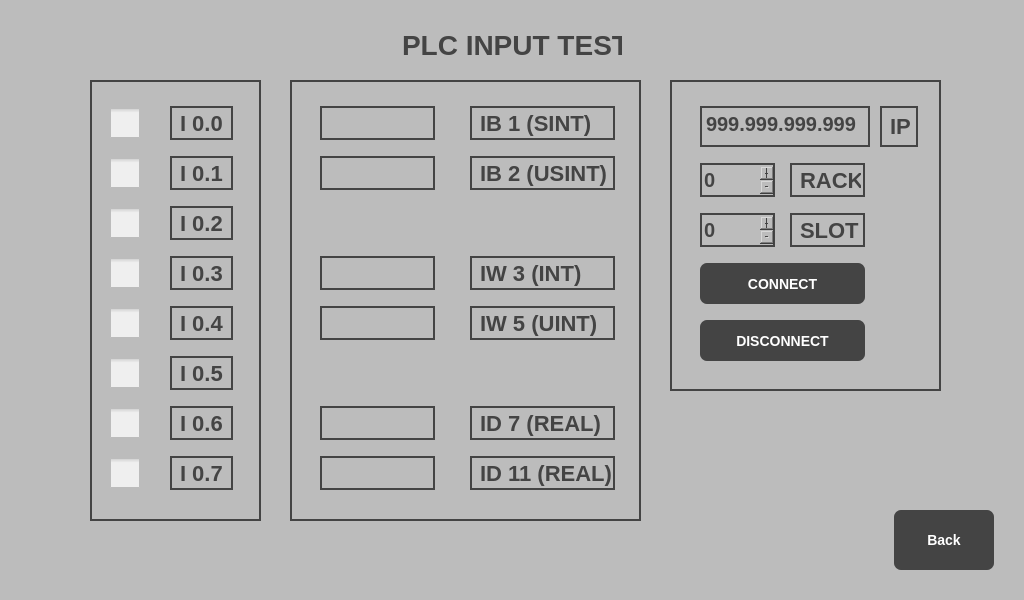
vieczorkamil/HMI-panel-PLC-S7-based-on-Raspberry-Pi-Engineering-Thesis, file Forms/inputwindow.ui: the form before one commit.
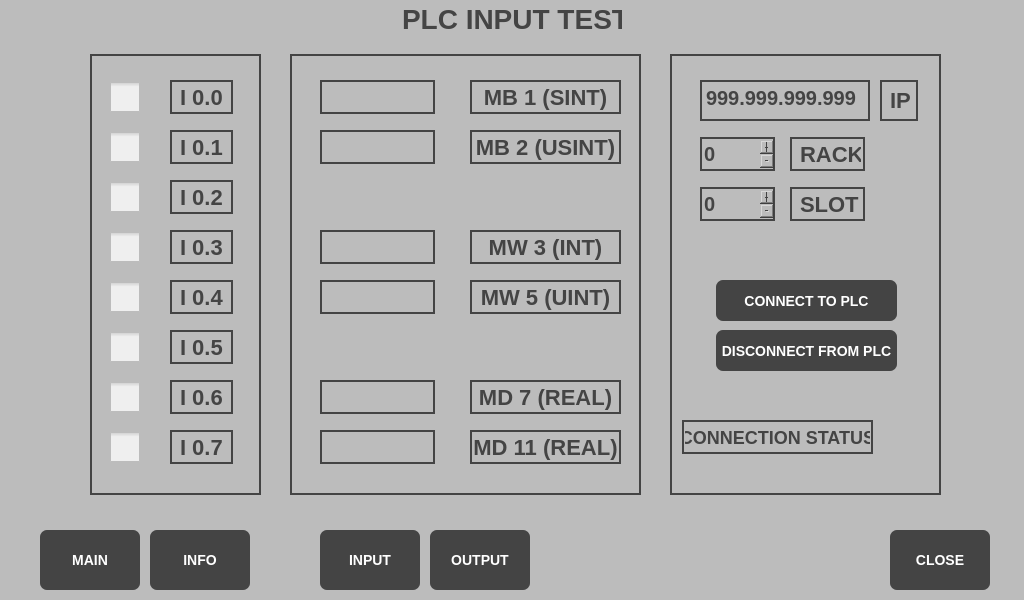
The form after the commit. Icons and pictures are not drawn.

```diff
--- a/Forms/inputwindow.ui
+++ b/Forms/inputwindow.ui
@@ -90,21 +90,21 @@
   <widget class="QPushButton" name="backButton">
    <property name="geometry">
     <rect>
-     <x>894</x>
-     <y>510</y>
+     <x>890</x>
+     <y>530</y>
      <width>100</width>
      <height>60</height>
     </rect>
    </property>
    <property name="text">
-    <string>Back</string>
+    <string>CLOSE</string>
    </property>
   </widget>
   <widget class="QLabel" name="infoLabel">
    <property name="geometry">
     <rect>
      <x>402</x>
-     <y>30</y>
+     <y>4</y>
      <width>220</width>
      <height>30</height>
     </rect>
@@ -128,7 +128,7 @@
    <property name="geometry">
     <rect>
      <x>110</x>
-     <y>100</y>
+     <y>74</y>
      <width>31</width>
      <height>46</height>
     </rect>
@@ -144,7 +144,7 @@
    <property name="geometry">
     <rect>
      <x>110</x>
-     <y>150</y>
+     <y>124</y>
      <width>31</width>
      <height>46</height>
     </rect>
@@ -160,7 +160,7 @@
    <property name="geometry">
     <rect>
      <x>110</x>
-     <y>200</y>
+     <y>174</y>
      <width>31</width>
      <height>46</height>
     </rect>
@@ -176,7 +176,7 @@
    <property name="geometry">
     <rect>
      <x>110</x>
-     <y>250</y>
+     <y>224</y>
      <width>31</width>
      <height>46</height>
     </rect>
@@ -192,7 +192,7 @@
    <property name="geometry">
     <rect>
      <x>110</x>
-     <y>300</y>
+     <y>274</y>
      <width>31</width>
      <height>46</height>
     </rect>
@@ -208,7 +208,7 @@
    <property name="geometry">
     <rect>
      <x>110</x>
-     <y>350</y>
+     <y>324</y>
      <width>31</width>
      <height>46</height>
     </rect>
@@ -224,7 +224,7 @@
    <property name="geometry">
     <rect>
      <x>110</x>
-     <y>400</y>
+     <y>374</y>
      <width>31</width>
      <height>46</height>
     </rect>
@@ -240,7 +240,7 @@
    <property name="geometry">
     <rect>
      <x>110</x>
-     <y>450</y>
+     <y>424</y>
      <width>31</width>
      <height>46</height>
     </rect>
@@ -253,7 +253,7 @@
    <property name="geometry">
     <rect>
      <x>170</x>
-     <y>106</y>
+     <y>80</y>
      <width>63</width>
      <height>34</height>
     </rect>
@@ -266,7 +266,7 @@
    <property name="geometry">
     <rect>
      <x>170</x>
-     <y>156</y>
+     <y>130</y>
      <width>63</width>
      <height>34</height>
     </rect>
@@ -279,7 +279,7 @@
    <property name="geometry">
     <rect>
      <x>170</x>
-     <y>206</y>
+     <y>180</y>
      <width>63</width>
      <height>34</height>
     </rect>
@@ -292,7 +292,7 @@
    <property name="geometry">
     <rect>
      <x>170</x>
-     <y>256</y>
+     <y>230</y>
      <width>63</width>
      <height>34</height>
     </rect>
@@ -305,7 +305,7 @@
    <property name="geometry">
     <rect>
      <x>170</x>
-     <y>306</y>
+     <y>280</y>
      <width>63</width>
      <height>34</height>
     </rect>
@@ -318,7 +318,7 @@
    <property name="geometry">
     <rect>
      <x>170</x>
-     <y>356</y>
+     <y>330</y>
      <width>63</width>
      <height>34</height>
     </rect>
@@ -331,7 +331,7 @@
    <property name="geometry">
     <rect>
      <x>170</x>
-     <y>406</y>
+     <y>380</y>
      <width>63</width>
      <height>34</height>
     </rect>
@@ -344,7 +344,7 @@
    <property name="geometry">
     <rect>
      <x>170</x>
-     <y>456</y>
+     <y>430</y>
      <width>63</width>
      <height>34</height>
     </rect>
@@ -357,85 +357,103 @@
    <property name="geometry">
     <rect>
      <x>470</x>
-     <y>106</y>
-     <width>145</width>
+     <y>80</y>
+     <width>151</width>
      <height>34</height>
     </rect>
    </property>
    <property name="text">
-    <string>IB 1 (SINT)</string>
+    <string>MB 1 (SINT)</string>
+   </property>
+   <property name="alignment">
+    <set>Qt::AlignCenter</set>
    </property>
   </widget>
   <widget class="QLabel" name="InputB2Label">
    <property name="geometry">
     <rect>
      <x>470</x>
-     <y>156</y>
-     <width>145</width>
+     <y>130</y>
+     <width>151</width>
      <height>34</height>
     </rect>
    </property>
    <property name="text">
-    <string>IB 2 (USINT)</string>
+    <string>MB 2 (USINT)</string>
+   </property>
+   <property name="alignment">
+    <set>Qt::AlignCenter</set>
    </property>
   </widget>
   <widget class="QLabel" name="InputW3Label">
    <property name="geometry">
     <rect>
      <x>470</x>
-     <y>256</y>
-     <width>145</width>
+     <y>230</y>
+     <width>151</width>
      <height>34</height>
     </rect>
    </property>
    <property name="text">
-    <string>IW 3 (INT)</string>
+    <string>MW 3 (INT)</string>
+   </property>
+   <property name="alignment">
+    <set>Qt::AlignCenter</set>
    </property>
   </widget>
   <widget class="QLabel" name="InputW5Label">
    <property name="geometry">
     <rect>
      <x>470</x>
-     <y>306</y>
-     <width>145</width>
+     <y>280</y>
+     <width>151</width>
      <height>34</height>
     </rect>
    </property>
    <property name="text">
-    <string>IW 5 (UINT)</string>
+    <string>MW 5 (UINT)</string>
+   </property>
+   <property name="alignment">
+    <set>Qt::AlignCenter</set>
    </property>
   </widget>
   <widget class="QLabel" name="InputD7Label">
    <property name="geometry">
     <rect>
      <x>470</x>
-     <y>406</y>
-     <width>145</width>
+     <y>380</y>
+     <width>151</width>
      <height>34</height>
     </rect>
    </property>
    <property name="text">
-    <string>ID 7 (REAL)</string>
+    <string>MD 7 (REAL)</string>
+   </property>
+   <property name="alignment">
+    <set>Qt::AlignCenter</set>
    </property>
   </widget>
   <widget class="QLabel" name="InputD11Label">
    <property name="geometry">
     <rect>
      <x>470</x>
-     <y>456</y>
-     <width>145</width>
+     <y>430</y>
+     <width>151</width>
      <height>34</height>
     </rect>
    </property>
    <property name="text">
-    <string>ID 11 (REAL)</string>
+    <string>MD 11 (REAL)</string>
+   </property>
+   <property name="alignment">
+    <set>Qt::AlignCenter</set>
    </property>
   </widget>
   <widget class="QTextEdit" name="inputIP">
    <property name="geometry">
     <rect>
      <x>700</x>
-     <y>106</y>
+     <y>80</y>
      <width>170</width>
      <height>41</height>
     </rect>
@@ -452,7 +470,7 @@
    <property name="geometry">
     <rect>
      <x>700</x>
-     <y>163</y>
+     <y>137</y>
      <width>75</width>
      <height>34</height>
     </rect>
@@ -477,7 +495,7 @@
    <property name="geometry">
     <rect>
      <x>700</x>
-     <y>213</y>
+     <y>187</y>
      <width>75</width>
      <height>34</height>
     </rect>
@@ -502,7 +520,7 @@
    <property name="geometry">
     <rect>
      <x>880</x>
-     <y>106</y>
+     <y>80</y>
      <width>38</width>
      <height>41</height>
     </rect>
@@ -515,7 +533,7 @@
    <property name="geometry">
     <rect>
      <x>790</x>
-     <y>163</y>
+     <y>137</y>
      <width>75</width>
      <height>34</height>
     </rect>
@@ -528,7 +546,7 @@
    <property name="geometry">
     <rect>
      <x>790</x>
-     <y>213</y>
+     <y>187</y>
      <width>75</width>
      <height>34</height>
     </rect>
@@ -540,34 +558,34 @@
   <widget class="QPushButton" name="connectButton">
    <property name="geometry">
     <rect>
-     <x>700</x>
-     <y>263</y>
-     <width>165</width>
+     <x>716</x>
+     <y>280</y>
+     <width>181</width>
      <height>41</height>
     </rect>
    </property>
    <property name="text">
-    <string>CONNECT</string>
+    <string>CONNECT TO PLC</string>
    </property>
   </widget>
   <widget class="QPushButton" name="disconnectButton">
    <property name="geometry">
     <rect>
-     <x>700</x>
-     <y>320</y>
-     <width>165</width>
+     <x>716</x>
+     <y>330</y>
+     <width>181</width>
      <height>41</height>
     </rect>
    </property>
    <property name="text">
-    <string>DISCONNECT</string>
+    <string>DISCONNECT FROM PLC</string>
    </property>
   </widget>
   <widget class="QLabel" name="Border1">
    <property name="geometry">
     <rect>
      <x>90</x>
-     <y>80</y>
+     <y>54</y>
      <width>171</width>
      <height>441</height>
     </rect>
@@ -580,7 +598,7 @@
    <property name="geometry">
     <rect>
      <x>290</x>
-     <y>80</y>
+     <y>54</y>
      <width>351</width>
      <height>441</height>
     </rect>
@@ -593,9 +611,9 @@
    <property name="geometry">
     <rect>
      <x>670</x>
-     <y>80</y>
+     <y>54</y>
      <width>271</width>
-     <height>311</height>
+     <height>441</height>
     </rect>
    </property>
    <property name="text">
@@ -606,7 +624,7 @@
    <property name="geometry">
     <rect>
      <x>320</x>
-     <y>156</y>
+     <y>130</y>
      <width>115</width>
      <height>34</height>
     </rect>
@@ -619,7 +637,7 @@
    <property name="geometry">
     <rect>
      <x>320</x>
-     <y>106</y>
+     <y>80</y>
      <width>115</width>
      <height>34</height>
     </rect>
@@ -632,7 +650,7 @@
    <property name="geometry">
     <rect>
      <x>320</x>
-     <y>306</y>
+     <y>280</y>
      <width>115</width>
      <height>34</height>
     </rect>
@@ -645,7 +663,7 @@
    <property name="geometry">
     <rect>
      <x>320</x>
-     <y>406</y>
+     <y>380</y>
      <width>115</width>
      <height>34</height>
     </rect>
@@ -658,7 +676,7 @@
    <property name="geometry">
     <rect>
      <x>320</x>
-     <y>456</y>
+     <y>430</y>
      <width>115</width>
      <height>34</height>
     </rect>
@@ -671,7 +689,7 @@
    <property name="geometry">
     <rect>
      <x>320</x>
-     <y>256</y>
+     <y>230</y>
      <width>115</width>
      <height>34</height>
     </rect>
@@ -684,7 +702,7 @@
    <property name="geometry">
     <rect>
      <x>870</x>
-     <y>256</y>
+     <y>410</y>
      <width>61</width>
      <height>52</height>
     </rect>
@@ -701,7 +719,7 @@
    <property name="geometry">
     <rect>
      <x>870</x>
-     <y>256</y>
+     <y>410</y>
      <width>61</width>
      <height>52</height>
     </rect>
@@ -714,6 +732,82 @@
     <string/>
    </property>
   </widget>
+  <widget class="QPushButton" name="outputButton">
+   <property name="geometry">
+    <rect>
+     <x>430</x>
+     <y>530</y>
+     <width>100</width>
+     <height>60</height>
+    </rect>
+   </property>
+   <property name="text">
+    <string>OUTPUT</string>
+   </property>
+  </widget>
+  <widget class="QPushButton" name="mainButton">
+   <property name="geometry">
+    <rect>
+     <x>40</x>
+     <y>530</y>
+     <width>100</width>
+     <height>60</height>
+    </rect>
+   </property>
+   <property name="text">
+    <string>MAIN</string>
+   </property>
+  </widget>
+  <widget class="QPushButton" name="infoButton">
+   <property name="geometry">
+    <rect>
+     <x>150</x>
+     <y>530</y>
+     <width>100</width>
+     <height>60</height>
+    </rect>
+   </property>
+   <property name="text">
+    <string>INFO</string>
+   </property>
+  </widget>
+  <widget class="QPushButton" name="inputButton">
+   <property name="geometry">
+    <rect>
+     <x>320</x>
+     <y>530</y>
+     <width>100</width>
+     <height>60</height>
+    </rect>
+   </property>
+   <property name="text">
+    <string>INPUT</string>
+   </property>
+  </widget>
+  <widget class="QLabel" name="InputB2Label_2">
+   <property name="geometry">
+    <rect>
+     <x>682</x>
+     <y>420</y>
+     <width>191</width>
+     <height>34</height>
+    </rect>
+   </property>
+   <property name="styleSheet">
+    <string notr="true">QLabel{
+	font: bold 18px;
+	color: rgb(68, 68, 68);
+	border: 2px solid rgb(68, 68, 68);
+	padding: 1px;
+}</string>
+   </property>
+   <property name="text">
+    <string>CONNECTION STATUS</string>
+   </property>
+   <property name="alignment">
+    <set>Qt::AlignCenter</set>
+   </property>
+  </widget>
   <zorder>Border3</zorder>
   <zorder>Border2</zorder>
   <zorder>Border1</zorder>
```
Left out of the diff: 5 changed lines with no effect on the pictures.
